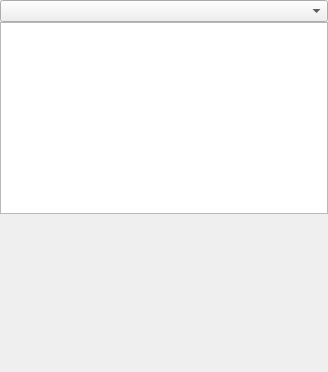
Fluorescence-Tools/chisurf, file chisurf/models/parse/parseWidget.ui: the form before one commit.
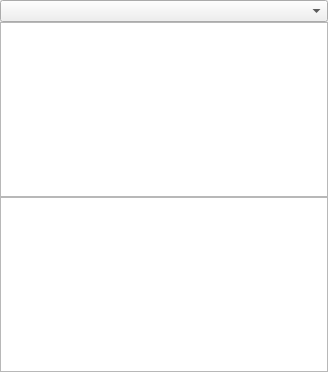
The form after the commit.

Patch:
```diff
--- a/chisurf/models/parse/parseWidget.ui
+++ b/chisurf/models/parse/parseWidget.ui
@@ -49,6 +49,20 @@
      </property>
     </layout>
    </item>
+   <item>
+    <layout class="QVBoxLayout" name="verticalLayout">
+     <property name="spacing">
+      <number>0</number>
+     </property>
+    </layout>
+   </item>
+   <item>
+    <widget class="QTextEdit" name="textEdit">
+     <property name="readOnly">
+      <bool>true</bool>
+     </property>
+    </widget>
+   </item>
    <item>
     <spacer name="verticalSpacer">
      <property name="orientation">
```
